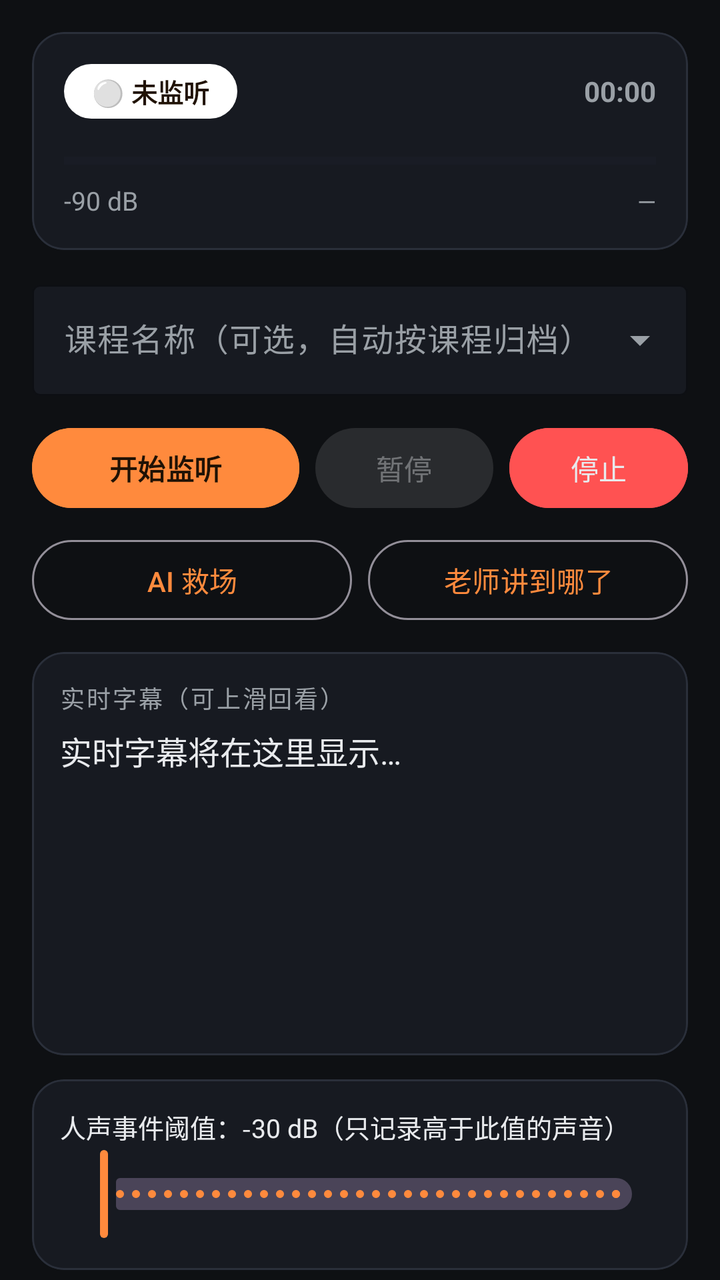
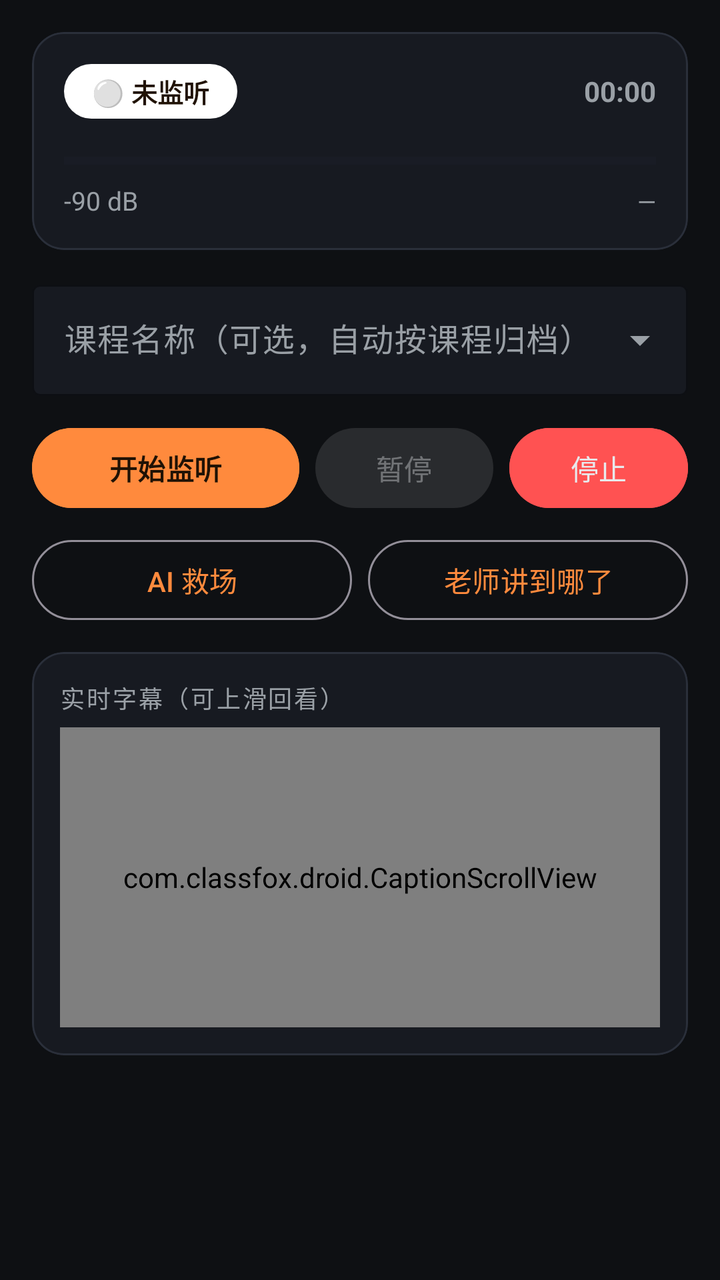

An Android layout rendered at two revisions. The XML below is the earlier revision; the diff shows what the commit changed to produce the second picture.
<!-- AndroidManifest.xml: application theme Theme.ClassFoxDroid -->
<!-- res/layout/fragment_listen.xml -->
<?xml version="1.0" encoding="utf-8"?>
<ScrollView xmlns:android="http://schemas.android.com/apk/res/android"
    xmlns:app="http://schemas.android.com/apk/res-auto"
    android:layout_width="match_parent"
    android:layout_height="match_parent"
    android:fillViewport="true"
    android:scrollbars="none">

    <LinearLayout
        android:layout_width="match_parent"
        android:layout_height="wrap_content"
        android:orientation="vertical"
        android:padding="16dp">

        
        <com.google.android.material.card.MaterialCardView
            android:id="@+id/cardAlert"
            style="@style/CFCard"
            android:layout_width="match_parent"
            android:layout_height="wrap_content"
            android:layout_marginBottom="12dp"
            android:visibility="gone"
            app:strokeWidth="2dp">

            <LinearLayout
                android:layout_width="match_parent"
                android:layout_height="wrap_content"
                android:orientation="vertical"
                android:padding="14dp">

                <LinearLayout
                    android:layout_width="match_parent"
                    android:layout_height="wrap_content"
                    android:gravity="center_vertical"
                    android:orientation="horizontal">

                    <TextView
                        android:id="@+id/tvAlertTag"
                        android:layout_width="0dp"
                        android:layout_height="wrap_content"
                        android:layout_weight="1"
                        android:textSize="14sp"
                        android:textStyle="bold" />

                    <com.google.android.material.button.MaterialButton
                        android:id="@+id/btnAlertDismiss"
                        style="@style/Widget.Material3.Button.TextButton"
                        android:layout_width="wrap_content"
                        android:layout_height="wrap_content"
                        android:text="忽略"
                        android:textColor="@color/cf_text_dim" />
                </LinearLayout>

                <TextView
                    android:id="@+id/tvAlert"
                    android:layout_width="match_parent"
                    android:layout_height="wrap_content"
                    android:textColor="@color/cf_text"
                    android:textSize="14sp" />

                <LinearLayout
                    android:id="@+id/rowAlertActions"
                    android:layout_width="match_parent"
                    android:layout_height="wrap_content"
                    android:layout_marginTop="8dp"
                    android:orientation="horizontal"
                    android:visibility="gone">

                    <com.google.android.material.button.MaterialButton
                        android:id="@+id/btnAlertRescue"
                        android:layout_width="0dp"
                        android:layout_height="wrap_content"
                        android:layout_weight="1"
                        android:backgroundTint="@color/cf_danger"
                        android:text="AI 救场"
                        android:textColor="@color/cf_text" />

                    <com.google.android.material.button.MaterialButton
                        android:id="@+id/btnAlertCatchup"
                        style="@style/Widget.Material3.Button.TonalButton"
                        android:layout_width="0dp"
                        android:layout_height="wrap_content"
                        android:layout_marginStart="8dp"
                        android:layout_weight="1"
                        android:text="讲到哪了" />
                </LinearLayout>
            </LinearLayout>
        </com.google.android.material.card.MaterialCardView>

        
        <com.google.android.material.card.MaterialCardView
            style="@style/CFCard"
            android:layout_width="match_parent"
            android:layout_height="wrap_content">

            <LinearLayout
                android:layout_width="match_parent"
                android:layout_height="wrap_content"
                android:orientation="vertical"
                android:padding="16dp">

                <LinearLayout
                    android:layout_width="match_parent"
                    android:layout_height="wrap_content"
                    android:gravity="center_vertical"
                    android:orientation="horizontal">

                    <TextView
                        android:id="@+id/statusPill"
                        android:layout_width="wrap_content"
                        android:layout_height="wrap_content"
                        android:background="@drawable/bg_pill"
                        android:paddingStart="14dp"
                        android:paddingTop="4dp"
                        android:paddingEnd="14dp"
                        android:paddingBottom="4dp"
                        android:text="⚪ 未监听"
                        android:textColor="@color/cf_on_primary"
                        android:textSize="13sp"
                        android:textStyle="bold" />

                    <View
                        android:layout_width="0dp"
                        android:layout_height="1dp"
                        android:layout_weight="1" />

                    <TextView
                        android:id="@+id/tvTime"
                        android:layout_width="wrap_content"
                        android:layout_height="wrap_content"
                        android:text="00:00"
                        android:textColor="@color/cf_text_dim"
                        android:textSize="14sp"
                        android:textStyle="bold" />
                </LinearLayout>

                <ProgressBar
                    android:id="@+id/volumeBar"
                    style="?android:attr/progressBarStyleHorizontal"
                    android:layout_width="match_parent"
                    android:layout_height="10dp"
                    android:layout_marginTop="16dp"
                    android:max="100"
                    android:progress="0"
                    android:progressBackgroundTint="@color/cf_surface_var"
                    android:progressTint="@color/cf_ok" />

                <LinearLayout
                    android:layout_width="match_parent"
                    android:layout_height="wrap_content"
                    android:layout_marginTop="6dp"
                    android:orientation="horizontal">

                    <TextView
                        android:id="@+id/tvDb"
                        android:layout_width="0dp"
                        android:layout_height="wrap_content"
                        android:layout_weight="1"
                        android:text="-90 dB"
                        android:textColor="@color/cf_text_dim"
                        android:textSize="13sp" />

                    <TextView
                        android:id="@+id/tvFile"
                        android:layout_width="0dp"
                        android:layout_height="wrap_content"
                        android:layout_weight="2"
                        android:ellipsize="start"
                        android:gravity="end"
                        android:singleLine="true"
                        android:text="—"
                        android:textColor="@color/cf_text_dim"
                        android:textSize="12sp" />
                </LinearLayout>
            </LinearLayout>
        </com.google.android.material.card.MaterialCardView>

        
        <com.google.android.material.textfield.TextInputLayout
            android:layout_width="match_parent"
            android:layout_height="wrap_content"
            android:layout_marginTop="12dp"
            android:hint="课程名称（可选，自动按课程归档）"
            app:boxBackgroundColor="@color/cf_surface"
            app:boxStrokeColor="@color/cf_stroke"
            style="@style/Widget.Material3.TextInputLayout.OutlinedBox.ExposedDropdownMenu">

            <com.google.android.material.textfield.MaterialAutoCompleteTextView
                android:id="@+id/etCourse"
                android:layout_width="match_parent"
                android:layout_height="wrap_content"
                android:inputType="text"
                android:textColor="@color/cf_text" />
        </com.google.android.material.textfield.TextInputLayout>

        
        <LinearLayout
            android:layout_width="match_parent"
            android:layout_height="wrap_content"
            android:layout_marginTop="12dp"
            android:orientation="horizontal">

            <com.google.android.material.button.MaterialButton
                android:id="@+id/btnStart"
                android:layout_width="0dp"
                android:layout_height="wrap_content"
                android:layout_weight="1.2"
                android:backgroundTint="@color/cf_primary"
                android:text="开始监听"
                android:textColor="@color/cf_on_primary"
                android:textStyle="bold" />

            <com.google.android.material.button.MaterialButton
                android:id="@+id/btnPause"
                style="@style/Widget.Material3.Button.TonalButton"
                android:layout_width="0dp"
                android:layout_height="wrap_content"
                android:layout_marginStart="8dp"
                android:layout_weight="0.8"
                android:enabled="false"
                android:text="暂停" />

                <com.google.android.material.button.MaterialButton
                    android:id="@+id/btnStop"
                    style="@style/Widget.Material3.Button.TonalButton"
                    android:layout_width="0dp"
                    android:layout_height="wrap_content"
                    android:layout_marginStart="8dp"
                    android:layout_weight="0.8"
                    android:backgroundTint="@color/cf_danger"
                    android:enabled="false"
                    android:text="停止"
                    android:textColor="@color/cf_text" />
        </LinearLayout>

        
        <LinearLayout
            android:layout_width="match_parent"
            android:layout_height="wrap_content"
            android:layout_marginTop="8dp"
            android:orientation="horizontal">

            <com.google.android.material.button.MaterialButton
                android:id="@+id/btnAiRescue"
                style="@style/Widget.Material3.Button.OutlinedButton"
                android:layout_width="0dp"
                android:layout_height="wrap_content"
                android:layout_weight="1"
                android:text="AI 救场" />

            <com.google.android.material.button.MaterialButton
                android:id="@+id/btnAiCatchup"
                style="@style/Widget.Material3.Button.OutlinedButton"
                android:layout_width="0dp"
                android:layout_height="wrap_content"
                android:layout_marginStart="8dp"
                android:layout_weight="1"
                android:text="老师讲到哪了" />
        </LinearLayout>

        
        <com.google.android.material.card.MaterialCardView
            style="@style/CFCard"
            android:layout_width="match_parent"
            android:layout_height="wrap_content"
            android:layout_marginTop="12dp">

            <LinearLayout
                android:layout_width="match_parent"
                android:layout_height="wrap_content"
                android:orientation="vertical"
                android:padding="14dp">

                <TextView
                    style="@style/CFCardLabel"
                    android:layout_width="wrap_content"
                    android:layout_height="wrap_content"
                    android:text="实时字幕（可上滑回看）" />

                <ScrollView
                    android:id="@+id/captionScroll"
                    android:layout_width="match_parent"
                    android:layout_height="150dp"
                    android:layout_marginTop="6dp">

                    <TextView
                        android:id="@+id/tvCaption"
                        android:layout_width="match_parent"
                        android:layout_height="wrap_content"
                        android:text="实时字幕将在这里显示…"
                        android:textColor="@color/cf_text"
                        android:textIsSelectable="true"
                        android:textSize="16sp" />
                </ScrollView>
            </LinearLayout>
        </com.google.android.material.card.MaterialCardView>

        
        <com.google.android.material.card.MaterialCardView
            style="@style/CFCard"
            android:layout_width="match_parent"
            android:layout_height="wrap_content"
            android:layout_marginTop="12dp">

            <LinearLayout
                android:layout_width="match_parent"
                android:layout_height="wrap_content"
                android:orientation="vertical"
                android:padding="14dp">

                <TextView
                    android:id="@+id/tvThreshold"
                    android:layout_width="match_parent"
                    android:layout_height="wrap_content"
                    android:text="人声事件阈值：-30 dB（只记录高于此值的声音）"
                    android:textColor="@color/cf_text"
                    android:textSize="13sp" />

                <com.google.android.material.slider.Slider
                    android:id="@+id/sliderThreshold"
                    android:layout_width="match_parent"
                    android:layout_height="wrap_content"
                    android:stepSize="1"
                    android:valueFrom="-60"
                    android:valueTo="-10"
                    app:labelBehavior="gone" />
            </LinearLayout>
        </com.google.android.material.card.MaterialCardView>

        
        <com.google.android.material.card.MaterialCardView
            style="@style/CFCard"
            android:layout_width="match_parent"
            android:layout_height="wrap_content"
            android:layout_marginTop="12dp">

            <LinearLayout
                android:layout_width="match_parent"
                android:layout_height="wrap_content"
                android:orientation="vertical"
                android:padding="14dp">

                <TextView
                    style="@style/CFCardLabel"
                    android:layout_width="wrap_content"
                    android:layout_height="wrap_content"
                    android:text="事件日志" />

                <ScrollView
                    android:id="@+id/logScroll"
                    android:layout_width="match_parent"
                    android:layout_height="200dp"
                    android:layout_marginTop="6dp">

                    <TextView
                        android:id="@+id/tvLog"
                        android:layout_width="match_parent"
                        android:layout_height="wrap_content"
                        android:fontFamily="monospace"
                        android:text="等待启动…\n"
                        android:textColor="@color/cf_text_dim"
                        android:textSize="12sp" />
                </ScrollView>
            </LinearLayout>
        </com.google.android.material.card.MaterialCardView>
    </LinearLayout>
</ScrollView>
<!-- resources referenced by this layout -->
<resources>
  <color name="cf_danger">#FF5252</color>
  <color name="cf_ok">#4ADE80</color>
  <color name="cf_on_primary">#201205</color>
  <color name="cf_primary">#FF8A3D</color>
  <color name="cf_stroke">#2A2F3A</color>
  <color name="cf_surface">#171A21</color>
  <color name="cf_surface_var">#20242E</color>
  <color name="cf_text">#E8EAED</color>
  <color name="cf_text_dim">#9AA0A6</color>
  <!-- drawable bg_pill (drawable) -->
  <?xml version="1.0" encoding="utf-8"?>
  <shape xmlns:android="http://schemas.android.com/apk/res/android" android:shape="rectangle">
      <solid android:color="#FFFFFF" />
      <corners android:radius="20dp" />
  </shape>
  <style name="CFCard" parent="Widget.Material3.CardView.Elevated">
          <item name="cardBackgroundColor">@color/cf_surface</item>
          <item name="cardCornerRadius">16dp</item>
          <item name="cardElevation">0dp</item>
          <item name="strokeColor">@color/cf_stroke</item>
          <item name="strokeWidth">1dp</item>
      </style>
  <style name="CFCardLabel" parent="TextAppearance.MaterialComponents.Subtitle2">
          <item name="android:textColor">@color/cf_text_dim</item>
          <item name="android:textSize">12sp</item>
          <item name="android:letterSpacing">0.08</item>
      </style>
  <style name="Theme.ClassFoxDroid" parent="Theme.Material3.Dark.NoActionBar">
          <item name="colorPrimary">@color/cf_primary</item>
          <item name="colorOnPrimary">@color/cf_on_primary</item>
          <item name="colorPrimaryContainer">@color/cf_surface_var</item>
          <item name="colorOnPrimaryContainer">@color/cf_text</item>
          <item name="android:colorBackground">@color/cf_bg</item>
          <item name="colorSurface">@color/cf_surface</item>
          <item name="colorOnSurface">@color/cf_text</item>
          <item name="colorSurfaceVariant">@color/cf_surface_var</item>
          <item name="colorOnSurfaceVariant">@color/cf_text_dim</item>
          <item name="colorError">@color/cf_danger</item>
          <item name="android:statusBarColor">@color/cf_bg</item>
          <item name="android:navigationBarColor">@color/cf_surface</item>
          <item name="android:windowLightStatusBar">false</item>
      </style>
  <color name="cf_bg">#0E1013</color>
</resources>

<!-- the commit's change to res/layout/fragment_listen.xml (unified diff, before → after) -->
@@ -277,7 +277,7 @@
                     android:layout_height="wrap_content"
                     android:text="实时字幕（可上滑回看）" />
 
-                <ScrollView
+                <com.classfox.droid.CaptionScrollView
                     android:id="@+id/captionScroll"
                     android:layout_width="match_parent"
                     android:layout_height="150dp"
@@ -291,76 +291,7 @@
                         android:textColor="@color/cf_text"
                         android:textIsSelectable="true"
                         android:textSize="16sp" />
-                </ScrollView>
-            </LinearLayout>
-        </com.google.android.material.card.MaterialCardView>
-
-        
-        <com.google.android.material.card.MaterialCardView
-            style="@style/CFCard"
-            android:layout_width="match_parent"
-            android:layout_height="wrap_content"
-            android:layout_marginTop="12dp">
-
-            <LinearLayout
-                android:layout_width="match_parent"
-                android:layout_height="wrap_content"
-                android:orientation="vertical"
-                android:padding="14dp">
-
-                <TextView
-                    android:id="@+id/tvThreshold"
-                    android:layout_width="match_parent"
-                    android:layout_height="wrap_content"
-                    android:text="人声事件阈值：-30 dB（只记录高于此值的声音）"
-                    android:textColor="@color/cf_text"
-                    android:textSize="13sp" />
-
-                <com.google.android.material.slider.Slider
-                    android:id="@+id/sliderThreshold"
-                    android:layout_width="match_parent"
-                    android:layout_height="wrap_content"
-                    android:stepSize="1"
-                    android:valueFrom="-60"
-                    android:valueTo="-10"
-                    app:labelBehavior="gone" />
-            </LinearLayout>
-        </com.google.android.material.card.MaterialCardView>
-
-        
-        <com.google.android.material.card.MaterialCardView
-            style="@style/CFCard"
-            android:layout_width="match_parent"
-            android:layout_height="wrap_content"
-            android:layout_marginTop="12dp">
-
-            <LinearLayout
-                android:layout_width="match_parent"
-                android:layout_height="wrap_content"
-                android:orientation="vertical"
-                android:padding="14dp">
-
-                <TextView
-                    style="@style/CFCardLabel"
-                    android:layout_width="wrap_content"
-                    android:layout_height="wrap_content"
-                    android:text="事件日志" />
-
-                <ScrollView
-                    android:id="@+id/logScroll"
-                    android:layout_width="match_parent"
-                    android:layout_height="200dp"
-                    android:layout_marginTop="6dp">
-
-                    <TextView
-                        android:id="@+id/tvLog"
-                        android:layout_width="match_parent"
-                        android:layout_height="wrap_content"
-                        android:fontFamily="monospace"
-                        android:text="等待启动…\n"
-                        android:textColor="@color/cf_text_dim"
-                        android:textSize="12sp" />
-                </ScrollView>
+                </com.classfox.droid.CaptionScrollView>
             </LinearLayout>
         </com.google.android.material.card.MaterialCardView>
     </LinearLayout>
